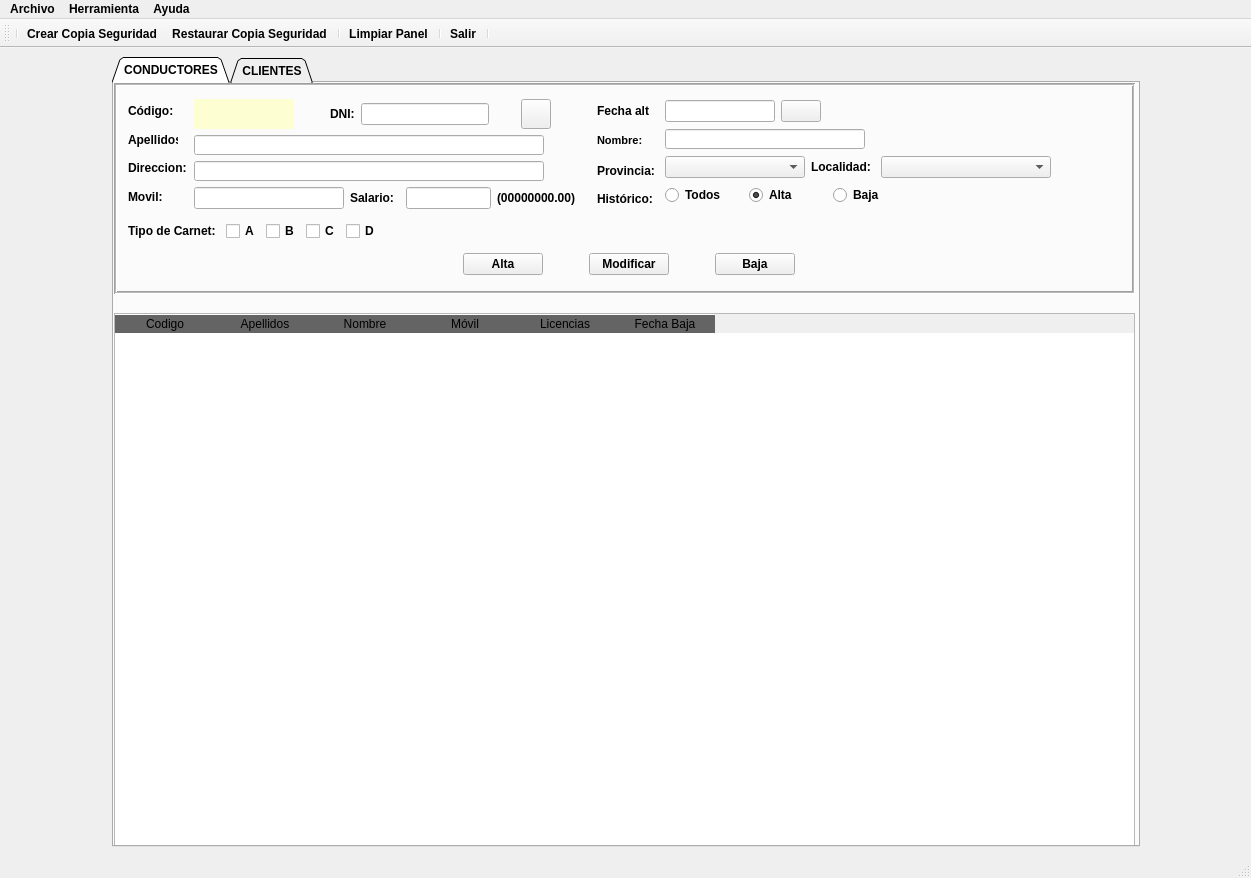
EliasVGZ/vierafernandez2324, file templates/venta_principal.ui: the form before one commit.
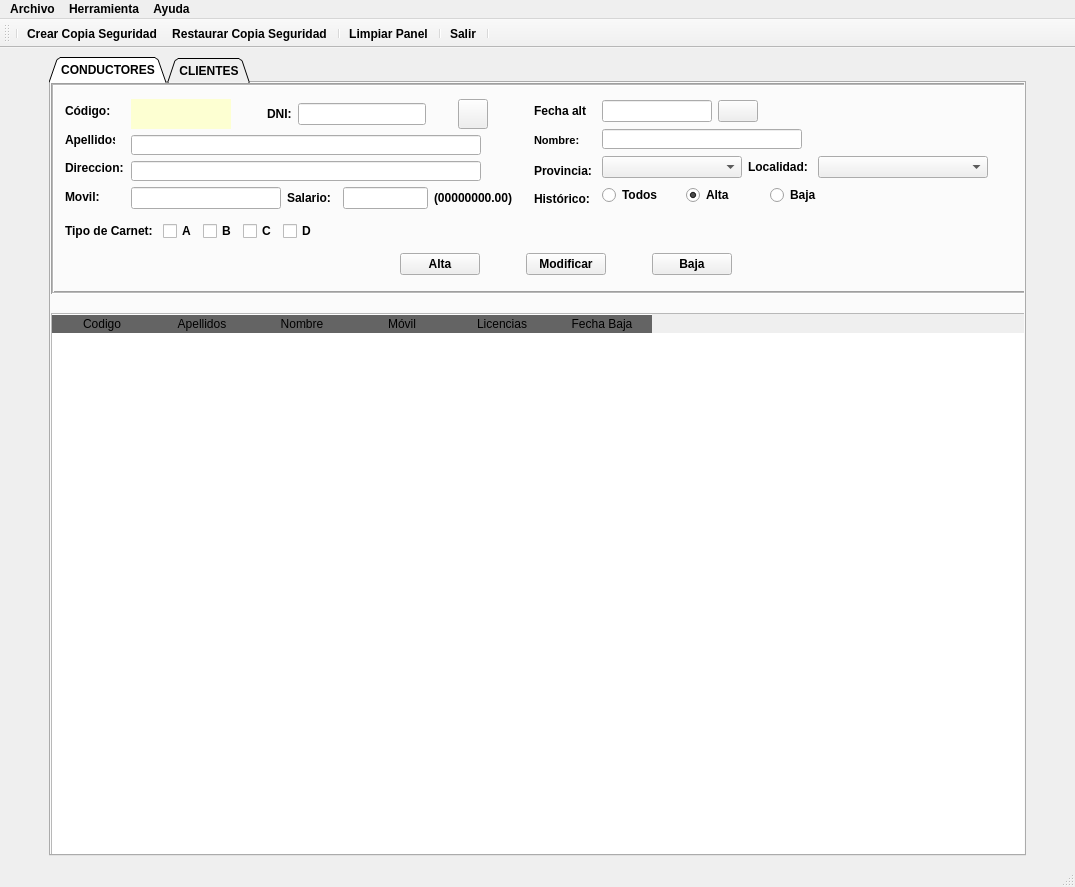
The form after the commit. The open tabs and pages were chosen to show the change. Icons and pictures are not drawn.

The edit to the form file:
```diff
--- a/templates/venta_principal.ui
+++ b/templates/venta_principal.ui
@@ -6,8 +6,8 @@
    <rect>
     <x>0</x>
     <y>0</y>
-    <width>1251</width>
-    <height>878</height>
+    <width>1075</width>
+    <height>887</height>
    </rect>
   </property>
   <property name="sizePolicy">
@@ -1699,7 +1699,7 @@
     <rect>
      <x>0</x>
      <y>0</y>
-     <width>1251</width>
+     <width>1075</width>
      <height>21</height>
     </rect>
    </property>
```
Left out of the diff: 21 changed lines with no effect on the pictures.
